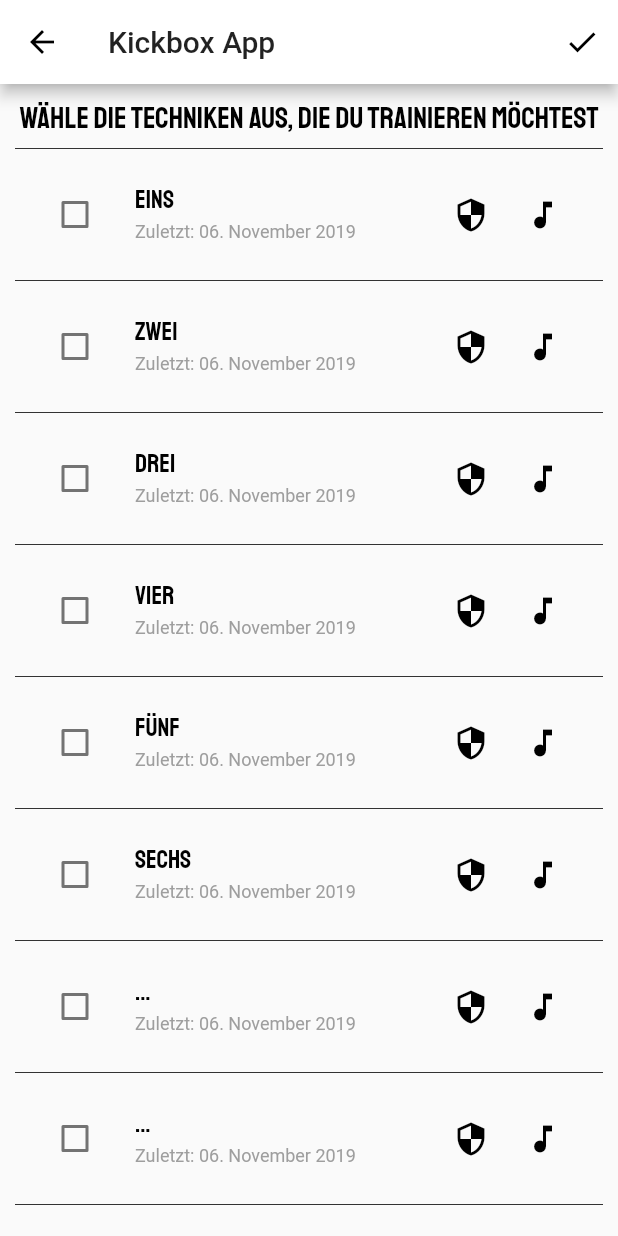
After one commit to tabearunzheimer/boxing_app, a Flutter app: the ChooseWorkoutTechniques screen opened by its route, on a phone screen of 412 x 824 dp. The commit adds this screen. Run offline on Flutter 3.47's test engine with Material 2 defaults, Android fonts, the phone set to English and light mode, and no system bars.

Commit message:
Layout Choose-Workout-Techniques

```diff
--- a/lib/main.dart
+++ b/lib/main.dart
@@ -1,5 +1,6 @@
 import 'package:flutter/material.dart';
 import 'package:uebung02/screens/choose_workout_style_screen.dart';
+import 'package:uebung02/screens/choose_workout_techniques.dart';
 import 'package:uebung02/screens/diary_screen.dart';
 import 'package:uebung02/screens/home_screen.dart';
 import 'package:uebung02/screens/me_screen.dart';
@@ -24,6 +25,9 @@ class MyApp extends StatelessWidget {
           body1: TextStyle(color: Colors.white, fontFamily: 'Staatliches', fontSize: 20.0),
           body2: TextStyle(color: Colors.black, fontSize: 17.0),  //Theme.of(context).textTheme.body2
           display1: TextStyle(color: Colors.white, fontSize: 18.0),
+          display2: TextStyle(color: Colors.white, fontFamily: 'Staatliches', fontSize: 17.0),
+          display3: TextStyle(color: Colors.grey, fontSize: 12.0),
+          display4: TextStyle(color: Colors.black, fontFamily: 'Staatliches', fontSize: 17.0),
         ),
       ),
       initialRoute: '/',
@@ -32,6 +36,7 @@ class MyApp extends StatelessWidget {
         '/diary' : (context) => DiaryScreen(),
         '/me' : (context) => MeScreen(),
         '/chooseWorkoutStyle' : (context) => ChooseWorkoutStyleScreen(),
+        '/chooseWorkoutTechniques' : (context) => ChooseWorkoutTechniques(),
       },
       home: HomeScreen(),
     );
--- /dev/null
+++ b/lib/screens/choose_workout_techniques.dart
@@ -0,0 +1,128 @@
+import 'package:flutter/material.dart';
+import 'package:uebung02/screens/reusable_widgets.dart';
+
+class ChooseWorkoutTechniques extends StatefulWidget {
+  @override
+  _ChooseWorkoutTechniquesState createState() =>
+      new _ChooseWorkoutTechniquesState();
+}
+
+List <bool> _checkBoxVal = [false, false, false, false, false, false, false, false, false, false, false, false, false];
+
+class _ChooseWorkoutTechniquesState extends State<ChooseWorkoutTechniques> {
+
+  @override
+  Widget build(BuildContext context) {
+    List<String> list = [
+      "Eins",
+      "Zwei",
+      "Drei",
+      "Vier",
+      "Fünf",
+      "Sechs",
+      "...",
+      "...",
+      "...",
+      "...",
+      "...",
+      "...",
+      "..."
+    ];
+
+    return Scaffold(
+      appBar: AppBar(
+        title: Text("Kickbox App",),
+        actions: <Widget>[
+          IconButton(
+            onPressed: (){},
+            icon: Icon(Icons.check),
+          ),
+        ],
+      ),
+      body: ListView.separated(
+        separatorBuilder: (context, index) =>
+            Divider(
+              color: Color.fromRGBO(0, 0, 0, 0.8),
+            ),
+        padding: EdgeInsets.all(10.0),
+        shrinkWrap: true,
+        itemCount: list.length,
+        scrollDirection: Axis.vertical,
+        itemBuilder: (context, index) {
+          if (index == 0) {
+            return Text("Wähle die Techniken aus, die du trainieren möchtest",
+              style: TextStyle(color: Colors.black),
+              textAlign: TextAlign.center,);
+          }
+          index -= 1;
+          return _buildTechniqueListItems(list, index, _checkBoxVal);
+        },
+      ),
+    );
+  }
+
+  Widget _buildTechniqueListItems(List<Object> l, int index, List<bool> _checkBoxVal) {
+    return ListTile(
+      leading: Checkbox(
+        value: _checkBoxVal[index],
+        onChanged: (bool value) {
+          print(_checkBoxVal[index]);
+          setState(() => _checkBoxVal[index] = value);
+          print(_checkBoxVal[index]);
+        },
+      ),
+      title: Text(l[index], style: Theme.of(context).textTheme.display4,),
+      subtitle: Text("Zuletzt: 06. November 2019", style: Theme.of(context).textTheme.display3,),
+      trailing: Row(
+        mainAxisAlignment: MainAxisAlignment.end,
+        mainAxisSize: MainAxisSize.min,
+        crossAxisAlignment: CrossAxisAlignment.start,
+        children: <Widget>[
+          IconButton(
+            icon: Icon(Icons.security, color: Colors.black,),
+            onPressed: null,
+          ),
+          IconButton(
+            icon: Icon(Icons.music_note, color: Colors.black,),
+            onPressed: null,
+          ),
+        ],
+      ),
+      onTap: (){
+        print("onTap: $_checkBoxVal[index] ");
+        setState(() => _checkBoxVal[index] = _checkBoxVal[index] ? false: true);
+        print("onTap: $_checkBoxVal[index] ");
+      },
+    );
+  }
+
+  /*
+  dense: true,
+      leading: Checkbox(
+        onChanged: (bool value) {
+          setState(() => this._checkBoxVal = value);
+        },
+        value: this._checkBoxVal,
+      ),
+      title: Text(l[index], style: TextStyle(fontSize: 15.0),),
+      subtitle: Text("Datum: 06.11.2019"),
+      trailing: Row(
+        mainAxisAlignment: MainAxisAlignment.end,
+        mainAxisSize: MainAxisSize.min,
+        crossAxisAlignment: CrossAxisAlignment.start,
+        children: <Widget>[
+          IconButton(
+            icon: Icon(Icons.security, color: Colors.black,),
+            onPressed: null,
+          ),
+          IconButton(
+            icon: Icon(Icons.music_note, color: Colors.black,),
+            onPressed: null,
+          ),
+        ],
+      ),
+      //oeffne Infos zum Kick
+      onTap: null,
+   */
+
+}
```
Also changed, not shown: lib/screens/choose_workout_style_screen.dart (+7 -2 lines), lib/screens/reusable_widgets.dart (+0 -17 lines).
